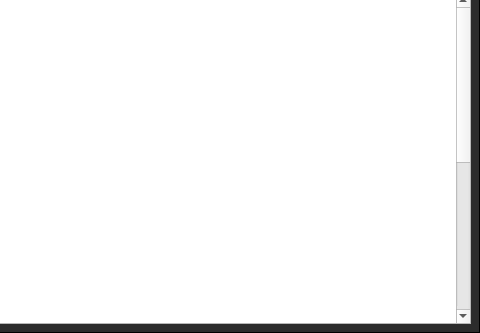
Old version of the form MainApp/donate.ui in the repository Reverier-Xu/ISAE; both pictures show x 340 to 820 and y 217 to 550 of the 820 by 550 pixel window.
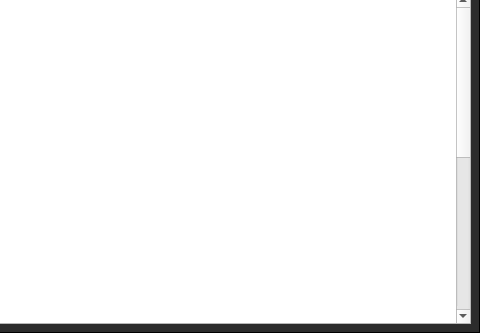
New version of the form. Icons and pictures are not drawn.

Commit message: update donate widget#2

What changed in the file:
```diff
--- a/MainApp/donate.ui
+++ b/MainApp/donate.ui
@@ -186,7 +186,11 @@
 &lt;p style=&quot;-qt-paragraph-type:empty; margin-top:0px; margin-bottom:0px; margin-left:0px; margin-right:0px; -qt-block-indent:0; text-indent:0px; font-family:'思源黑体 CN'; color:#ffffff;&quot;&gt;&lt;br /&gt;&lt;/p&gt;
 &lt;p style=&quot; margin-top:0px; margin-bottom:0px; margin-left:0px; margin-right:0px; -qt-block-indent:0; text-indent:0px;&quot;&gt;&lt;span style=&quot; font-family:'思源黑体 CN'; font-size:16pt; font-weight:600; color:#00aaff;&quot;&gt;本软件存在付费版本吗?&lt;/span&gt;&lt;/p&gt;
 &lt;p style=&quot;-qt-paragraph-type:empty; margin-top:0px; margin-bottom:0px; margin-left:0px; margin-right:0px; -qt-block-indent:0; text-indent:0px; font-family:'思源黑体 CN'; color:#ffffff;&quot;&gt;&lt;br /&gt;&lt;/p&gt;
-&lt;p style=&quot; margin-top:0px; margin-bottom:0px; margin-left:0px; margin-right:0px; -qt-block-indent:0; text-indent:0px;&quot;&gt;&lt;span style=&quot; font-family:'思源黑体 CN'; color:#ffffff;&quot;&gt;不存在. 本软件的代码完全开源, 各个组件尽力做到能够再次使用并支持剥离出来作为单独程序提供. 如果你对本软件的开发有意见反馈或者想一起为这个项目做出贡献, 欢迎到GitHub的项目平台上提交issue和Pull Request.&lt;/span&gt;&lt;/p&gt;&lt;/body&gt;&lt;/html&gt;</string>
+&lt;p style=&quot; margin-top:0px; margin-bottom:0px; margin-left:0px; margin-right:0px; -qt-block-indent:0; text-indent:0px;&quot;&gt;&lt;span style=&quot; font-family:'思源黑体 CN'; color:#ffffff;&quot;&gt;不存在. 本软件的代码完全开源, 各个组件尽力做到能够再次使用并支持剥离出来作为单独程序提供. 如果你对本软件的开发有意见反馈或者想一起为这个项目做出贡献, 欢迎到GitHub的项目平台上提交issue和Pull Request.&lt;/span&gt;&lt;/p&gt;
+&lt;p style=&quot;-qt-paragraph-type:empty; margin-top:0px; margin-bottom:0px; margin-left:0px; margin-right:0px; -qt-block-indent:0; text-indent:0px; font-family:'思源黑体 CN'; color:#ffffff;&quot;&gt;&lt;br /&gt;&lt;/p&gt;&lt;/body&gt;&lt;/html&gt;</string>
+   </property>
+   <property name="textInteractionFlags">
+    <set>Qt::TextSelectableByMouse</set>
    </property>
   </widget>
   <widget class="QLabel" name="alipay">
```
Left out of the diff: 24 changed lines with no effect on the pictures. The commit also changes 1 other file.
